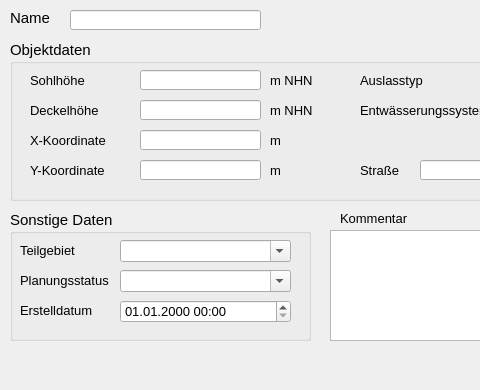
hoettges/QKan, file qkan/forms/qkan_auslaesse.ui: the form before one commit; both pictures show x 0 to 480 and y 0 to 390 of the 690 by 390 pixel window.
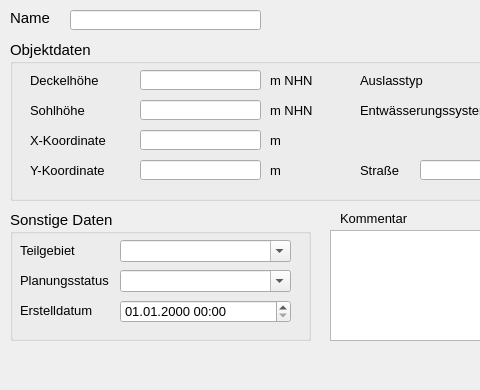
The form after the commit. Custom widgets are drawn as their Qt base class.

```diff
--- a/qkan/forms/qkan_auslaesse.ui
+++ b/qkan/forms/qkan_auslaesse.ui
@@ -296,7 +296,7 @@
      <property name="geometry">
       <rect>
        <x>20</x>
-       <y>30</y>
+       <y>60</y>
        <width>81</width>
        <height>21</height>
       </rect>
@@ -334,7 +334,7 @@
      <property name="geometry">
       <rect>
        <x>20</x>
-       <y>60</y>
+       <y>30</y>
        <width>81</width>
        <height>21</height>
       </rect>
@@ -486,7 +486,7 @@
      <property name="geometry">
       <rect>
        <x>130</x>
-       <y>30</y>
+       <y>60</y>
        <width>121</width>
        <height>20</height>
       </rect>
@@ -508,7 +508,7 @@
      <property name="geometry">
       <rect>
        <x>130</x>
-       <y>60</y>
+       <y>30</y>
        <width>121</width>
        <height>20</height>
       </rect>
```
